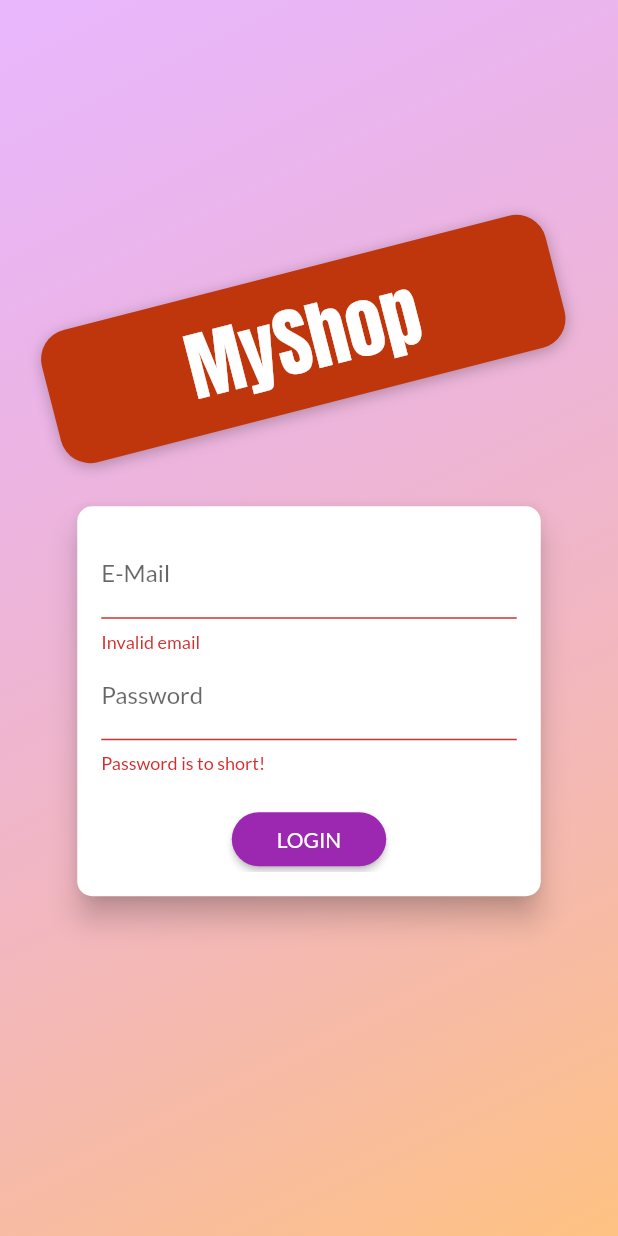
After one commit to NatinaelFekadu/flutter, a Flutter app: the screen it shows after launch, after a tap on "LOGIN", on a phone screen of 412 x 824 dp. The commit adds this screen. Run offline on Flutter 3.47's test engine with Material 2 defaults, Android fonts, the phone set to English and light mode, and no system bars; network calls fail.

Commit message:
Auth section 1

```diff
--- a/shop_app/lib/main.dart
+++ b/shop_app/lib/main.dart
@@ -1,13 +1,16 @@
 import 'package:flutter/material.dart';
 import 'package:provider/provider.dart';
+import 'package:shop_app/providers/auth.dart';
 import 'package:shop_app/providers/cart.dart';
 import 'package:shop_app/providers/order.dart';
 import 'package:shop_app/providers/products.dart';
+import 'package:shop_app/screens/auth_screen.dart';
 import 'package:shop_app/screens/cart.dart';
 import 'package:shop_app/screens/edit_product.dart';
 import 'package:shop_app/screens/orders.dart';
 import 'package:shop_app/screens/product_detail.dart';
 import 'package:shop_app/screens/products_overview.dart';
+// import 'package:shop_app/screens/products_overview.dart';
 import 'package:shop_app/screens/user_products.dart';
 
 void main() {
@@ -22,7 +25,13 @@ class MyApp extends StatelessWidget {
     return MultiProvider(
       providers: [
         ChangeNotifierProvider(
-          create: (ctx) => Products(),
+          create: (ctx) => Auth(),
+        ),
+        ChangeNotifierProxyProvider<Auth, Products>(
+          create: ((context) =>
+              Products('', [])),
+          update: (ctx, auth, previousProducts) => Products(auth.token!,
+              previousProducts == null ? [] : previousProducts.items),
         ),
         ChangeNotifierProvider(
           create: (ctx) => Cart(),
@@ -31,7 +40,8 @@ class MyApp extends StatelessWidget {
           create: (ctx) => Orders(),
         ),
       ],
-      child: MaterialApp(
+      child: Consumer<Auth>(
+        builder: (context, auth, child) => MaterialApp(
           title: 'MyShop',
           debugShowCheckedModeBanner: false,
           theme: ThemeData(
@@ -43,7 +53,8 @@ class MyApp extends StatelessWidget {
               )
               // useMaterial3: true,
               ),
-        home: const ProductsOverviewScreen(),
+          home:
+              auth.isAuth ? const ProductsOverviewScreen() : const AuthScreen(),
           routes: {
             ProductDetailScreen.routeName: (ctx) => const ProductDetailScreen(),
             CartScreen.routeName: (ctx) => const CartScreen(),
@@ -52,6 +63,7 @@ class MyApp extends StatelessWidget {
             EditProductScreen.routeName: (ctx) => const EditProductScreen(),
           },
         ),
+      ),
     );
   }
 }
--- /dev/null
+++ b/shop_app/lib/models/http_exception.dart
@@ -0,0 +1,9 @@
+class HttpException implements Exception {
+  final String message;
+  HttpException(this.message);
+
+  @override
+  String toString() {
+    return message;
+  }
+}
--- /dev/null
+++ b/shop_app/lib/providers/auth.dart
@@ -0,0 +1,68 @@
+// ignore_for_file: prefer_typing_uninitialized_variables
+
+import 'dart:convert';
+import 'dart:io';
+
+import 'package:flutter/material.dart';
+import 'package:http/http.dart' as http;
+
+class Auth with ChangeNotifier {
+  var _token;
+  var _expiryDate;
+  var _userId;
+
+  bool get isAuth {
+    return token != null;
+  }
+
+  String? get token {
+    if (_expiryDate != null &&
+        _expiryDate.isAfter(DateTime.now()) &&
+        _token != null) {
+      return _token;
+    }
+    return null;
+  }
+
+  Future<void> _authenticate(
+      String email, String password, String urlSegment) async {
+    final url = Uri.parse(
+        'https://identitytoolkit.googleapis.com/v1/accounts:$urlSegment?key=AIzaSyA3DIV9KsSRD4v2qXjNHlrfQsmdnJY4kd0');
+    try {
+      final response = await http.post(
+        url,
+        body: json.encode(
+          {
+            'email': email,
+            'password': password,
+            'returnSecureToken': true,
+          },
+        ),
+      );
+      final responseData = json.decode(response.body);
+      if (responseData['error'] != null) {
+        throw HttpException(responseData['error']['message']);
+      }
+      _token = responseData['idToken'];
+      _userId = responseData['localId'];
+      _expiryDate = DateTime.now().add(
+        Duration(
+          seconds: int.parse(
+            responseData['expiresIn'],
+          ),
+        ),
+      );
+      notifyListeners();
+    } catch (error) {
+      rethrow;
+    }
+  }
+
+  Future<void> signup(String email, String password) async {
+    return _authenticate(email, password, 'signUp');
+  }
+
+  Future<void> login(String email, String password) async {
+    return _authenticate(email, password, 'signInWithPassword');
+  }
+}
--- /dev/null
+++ b/shop_app/lib/screens/auth_screen.dart
@@ -0,0 +1,280 @@
+import 'dart:io';
+import 'dart:math';
+
+import 'package:flutter/material.dart';
+import 'package:provider/provider.dart';
+import 'package:shop_app/providers/auth.dart';
+
+enum AuthMode { signup, login }
+
+class AuthScreen extends StatelessWidget {
+  static const routeName = '/auth';
+  const AuthScreen({super.key});
+
+  @override
+  Widget build(BuildContext context) {
+    final deviceSize = MediaQuery.of(context).size;
+    return Scaffold(
+      body: Stack(
+        children: [
+          Container(
+            decoration: BoxDecoration(
+              gradient: LinearGradient(
+                colors: [
+                  const Color.fromRGBO(215, 117, 255, 1).withOpacity(0.5),
+                  const Color.fromRGBO(255, 188, 117, 1).withOpacity(0.9),
+                ],
+                begin: Alignment.topLeft,
+                end: Alignment.bottomRight,
+                stops: const [0, 1],
+              ),
+            ),
+          ),
+          SingleChildScrollView(
+            child: Container(
+              height: deviceSize.height,
+              width: deviceSize.width,
+              child: Column(
+                mainAxisAlignment: MainAxisAlignment.center,
+                crossAxisAlignment: CrossAxisAlignment.center,
+                children: [
+                  Flexible(
+                    child: Container(
+                      margin: const EdgeInsets.only(bottom: 20),
+                      padding: const EdgeInsets.symmetric(
+                          vertical: 8, horizontal: 94),
+                      transform: Matrix4.rotationZ(-8 * pi / 100)
+                        ..translate(-10.0),
+                      decoration: BoxDecoration(
+                        borderRadius: BorderRadius.circular(20),
+                        color: Colors.deepOrange.shade900,
+                        boxShadow: const [
+                          BoxShadow(
+                              blurRadius: 8,
+                              color: Colors.black26,
+                              offset: Offset(0, 2)),
+                        ],
+                      ),
+                      child: const Text(
+                        'MyShop',
+                        style: TextStyle(
+                          color: Colors.white,
+                          fontSize: 50,
+                          fontFamily: 'Anton',
+                          fontWeight: FontWeight.normal,
+                        ),
+                      ),
+                    ),
+                  ),
+                  Flexible(
+                    flex: deviceSize.width > 600 ? 2 : 1,
+                    child: const AuthCard(),
+                  ),
+                ],
+              ),
+            ),
+          )
+        ],
+      ),
+    );
+  }
+}
+
+class AuthCard extends StatefulWidget {
+  const AuthCard({super.key});
+
+  @override
+  State<AuthCard> createState() => _AuthCardState();
+}
+
+class _AuthCardState extends State<AuthCard> {
+  final GlobalKey<FormState> _formKey = GlobalKey();
+  var _authMode = AuthMode.login;
+  Map<String, String> _authData = {
+    'email': '',
+    'password': '',
+  };
+  var _isLoading = false;
+  final _PasswordController = TextEditingController();
+
+  void _showErrorDialog(String message) {
+    showDialog(
+      context: context,
+      builder: (ctx) => AlertDialog(
+        title: const Text('An Error Occurred!'),
+        content: Text(message),
+        actions: [
+          TextButton(
+            onPressed: () {
+              Navigator.of(context).pop();
+            },
+            child: const Text('Okay'),
+          ),
+        ],
+      ),
+    );
+  }
+
+  void _submit() async {
+    if (!_formKey.currentState!.validate()) {
+      return;
+    }
+    _formKey.currentState!.save();
+    setState(() {
+      _isLoading = true;
+    });
+    try {
+      if (_authMode == AuthMode.login) {
+        await Provider.of<Auth>(context, listen: false).login(
+          _authData['email']!,
+          _authData['password']!,
+        );
+      } else {
+        await Provider.of<Auth>(context, listen: false).signup(
+          _authData['email']!,
+          _authData['password']!,
+        );
+      }
+    } on HttpException catch (error) {
+      var errorMessage = 'Authentication falied';
+      if (error.toString().contains('EMAIL_EXISTS')) {
+        errorMessage = 'This email is already in use';
+      } else if (error.toString().contains('INVALID_EMAIL')) {
+        errorMessage = 'Invalid email address';
+      } else if (error.toString().contains('WEAK_PASSWORD')) {
+        errorMessage = 'This password is to weak';
+      } else if (error.toString().contains('EMAIL_NOT_FOUND')) {
+        errorMessage = 'Couldn\'t find a user with that email.';
+      } else if (error.toString().contains('INVALID_PASSWORD')) {
+        errorMessage = 'Invalid password';
+      }
+      _showErrorDialog(errorMessage);
+    } catch (error) {
+      const errorMessage =
+          'Could not authenticate you. Please try again later.';
+      _showErrorDialog(errorMessage);
+    }
+    setState(() {
+      _isLoading = false;
+    });
+  }
+
+  void _switchAuthMode() {
+    if (_authMode == AuthMode.login) {
+      setState(() {
+        _authMode = AuthMode.signup;
+      });
+    } else {
+      setState(() {
+        _authMode = AuthMode.login;
+      });
+    }
+  }
+
+  @override
+  Widget build(BuildContext context) {
+    final deviceSize = MediaQuery.of(context).size;
+    return Card(
+      shape: RoundedRectangleBorder(
+        borderRadius: BorderRadius.circular(10),
+      ),
+      elevation: 8,
+      child: Container(
+        height: _authMode == AuthMode.signup ? 320 : 260,
+        constraints: BoxConstraints(
+          minHeight: _authMode == AuthMode.signup ? 320 : 260,
+        ),
+        width: deviceSize.width * 0.75,
+        padding: const EdgeInsets.all(16),
+        child: Form(
+          key: _formKey,
+          child: SingleChildScrollView(
+            child: Column(
+              children: [
+                TextFormField(
+                  decoration: const InputDecoration(labelText: 'E-Mail'),
+                  keyboardType: TextInputType.emailAddress,
+                  validator: (value) {
+                    if (value!.isEmpty || !value.contains('@')) {
+                      return 'Invalid email';
+                    }
+                    return null;
+                  },
+                  onSaved: (newValue) {
+                    _authData['email'] = newValue!;
+                  },
+                ),
+                TextFormField(
+                  decoration: const InputDecoration(labelText: 'Password'),
+                  obscureText: true,
+                  controller: _PasswordController,
+                  validator: (value) {
+                    if (value!.isEmpty || value.length < 5) {
+                      return 'Password is to short!';
+                    }
+                    return null;
+                  },
+                  onSaved: (newValue) {
+                    _authData['password'] = newValue!;
+                  },
+                ),
+                if (_authMode == AuthMode.signup)
+                  TextFormField(
+                    enabled: _authMode == AuthMode.signup,
+                    decoration:
+                        const InputDecoration(labelText: 'Confirm Password'),
+                    obscureText: true,
+                    validator: _authMode == AuthMode.signup
+                        ? (value) {
+                            if (value != _PasswordController.text) {
+                              return 'Passwords do not match!';
+                            }
+                            return null;
+                          }
+                        : null,
+                  ),
+                const SizedBox(
+                  height: 20,
+                ),
+                if (_isLoading)
+                  const CircularProgressIndicator()
+                else
+                  ElevatedButton(
+                    onPressed: _submit,
+                    style: ElevatedButton.styleFrom(
+                        shape: RoundedRectangleBorder(
+                          borderRadius: BorderRadius.circular(30),
+                        ),
+                        padding: const EdgeInsets.symmetric(
+                            horizontal: 30, vertical: 8),
+                        backgroundColor: Theme.of(context).primaryColor,
+                        foregroundColor: Theme.of(context)
+                            .primaryTextTheme
+                            .labelLarge!
+                            .color),
+                    child: Text(
+                      _authMode == AuthMode.login ? 'LOGIN' : 'SIGNUP',
+                    ),
+                  ),
+                TextButton(
+                  onPressed: _switchAuthMode,
+                  style: TextButton.styleFrom(
+                    padding: const EdgeInsets.symmetric(
+                      horizontal: 30,
+                      vertical: 4,
+                    ),
+                    tapTargetSize: MaterialTapTargetSize.shrinkWrap,
+                    foregroundColor: Theme.of(context).primaryColor,
+                  ),
+                  child: Text(
+                    '${_authMode == AuthMode.login ? 'SIGNUP' : 'LOGIN'} INSTEAD',
+                  ),
+                ),
+              ],
+            ),
+          ),
+        ),
+      ),
+    );
+  }
+}
--- a/shop_app/lib/widgets/order_item.dart
+++ b/shop_app/lib/widgets/order_item.dart
@@ -21,7 +21,7 @@ class _OrderItemState extends State<OrderItem> {
       child: Column(
         children: [
           ListTile(
-            title: Text('\$${widget.order.amount}'),
+            title: Text('\$${widget.order.amount.toStringAsFixed(2)}'),
             subtitle: Text(
               DateFormat('dd/MM/yyyy hh:mm').format(widget.order.dateTime),
             ),
```
Also changed, not shown: shop_app/lib/providers/order.dart (+66 -3 lines), shop_app/lib/providers/product.dart (+22 -1 lines), shop_app/lib/providers/products.dart (+28 -3 lines), shop_app/lib/screens/cart.dart (+44 -10 lines), shop_app/lib/screens/orders.dart (+66 -7 lines), shop_app/lib/screens/products_overview.dart (+17 -0 lines), shop_app/lib/widgets/product_item.dart (+15 -2 lines), shop_app/lib/widgets/user_product_item.dart (+16 -2 lines). Lines whose indentation alone changed are shown as unchanged.
